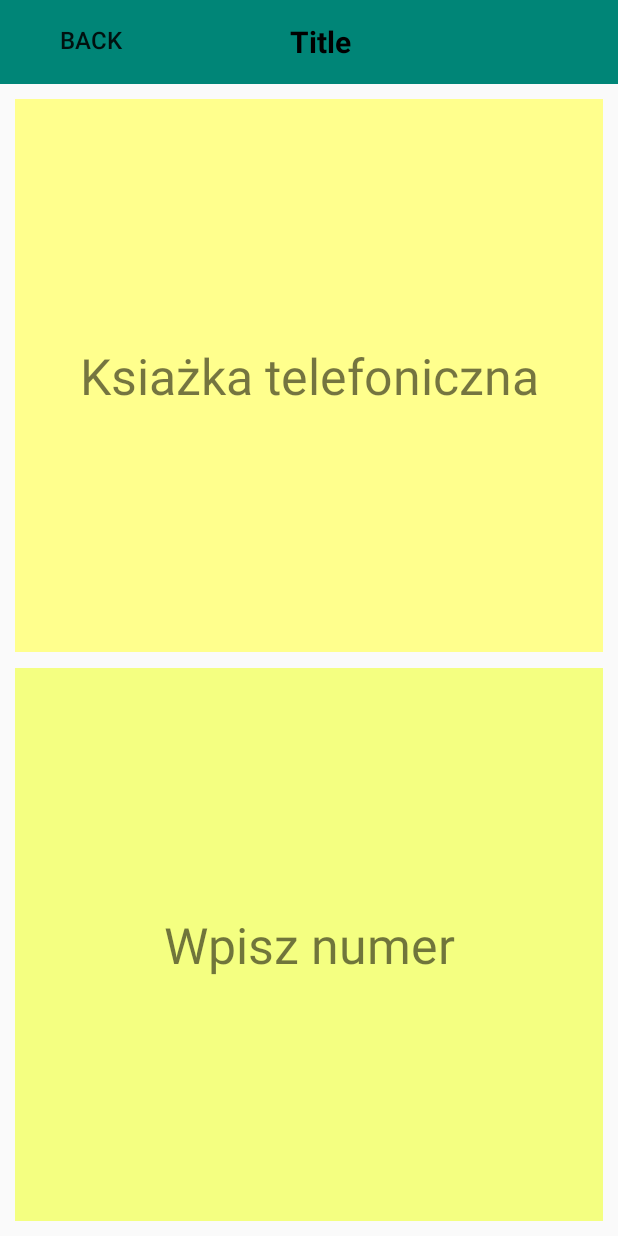
After one commit to noriiOla/AppForSeniors, an Android app: the ContactTypeActivity screen opened directly, with no data from a screen before it, on a phone screen of 412 x 824 dp. The commit adds this screen. Run offline under Robolectric (Android 15) with nearby library versions, the phone set to English and light mode, and no system bars.

Commit message:
reading contact from phone implemented

```diff
--- a/app/src/main/AndroidManifest.xml
+++ b/app/src/main/AndroidManifest.xml
@@ -1,6 +1,7 @@
 <?xml version="1.0" encoding="utf-8"?>
 <manifest xmlns:android="http://schemas.android.com/apk/res/android"
     package="com.example.olastandard.appforseniors">
+    <uses-permission android:name="android.permission.READ_CONTACTS" />
 
     <application
         android:allowBackup="true"
@@ -17,7 +18,9 @@
                 <category android:name="android.intent.category.LAUNCHER" />
             </intent-filter>
         </activity>
-        <activity android:name=".ExampleActivity"></activity>
+        <activity android:name=".ExampleActivity" />
+        <activity android:name=".Contacts.ContactTypeActivity" />
+        <activity android:name=".Contacts.ContactListActivity"></activity>
     </application>
 
 </manifest>
--- /dev/null
+++ b/app/src/main/java/com/example/olastandard/appforseniors/Contacts/ContactTypeActivity.java
@@ -0,0 +1,33 @@
+package com.example.olastandard.appforseniors.Contacts;
+
+import android.content.Intent;
+import android.os.Bundle;
+import android.view.View;
+import android.widget.LinearLayout;
+
+import com.example.olastandard.appforseniors.MainActivity;
+import com.example.olastandard.appforseniors.R;
+
+public class ContactTypeActivity extends MainActivity {
+
+    @Override
+    protected void onCreate(Bundle savedInstanceState) {
+        super.onCreate(savedInstanceState);
+        initAddlayout(R.layout.activity_contact_type);
+        initToolbar();
+        LinearLayout app_layer = (LinearLayout) findViewById (R.id.go_to_contact);
+        app_layer.setOnClickListener(new View.OnClickListener() {
+            @Override
+            public void onClick(View v) {
+                startActivity(new Intent(v.getContext(), ContactListActivity.class));
+
+            }
+        });
+    }
+
+    private void initToolbar() {
+        showBackButton();
+        hideRightButton();
+        setTitle(R.string.choose_from_contact);
+    }
+}
--- /dev/null
+++ b/app/src/main/res/layout/activity_contact_type.xml
@@ -0,0 +1,55 @@
+<?xml version="1.0" encoding="utf-8"?>
+<android.support.constraint.ConstraintLayout xmlns:android="http://schemas.android.com/apk/res/android"
+    xmlns:app="http://schemas.android.com/apk/res-auto"
+    xmlns:tools="http://schemas.android.com/tools"
+    android:layout_width="match_parent"
+    android:layout_height="match_parent"
+    tools:context=".Contacts.ContactTypeActivity">
+    <LinearLayout
+        xmlns:android="http://schemas.android.com/apk/res/android"
+        android:layout_width="match_parent"
+        android:layout_height="match_parent"
+        android:orientation="vertical"
+        android:weightSum="2"
+        android:padding="10dp">
+
+        <LinearLayout
+            android:layout_width="match_parent"
+            android:layout_height="match_parent"
+            android:layout_weight="1"
+            android:orientation="vertical"
+            android:background="#FFFF8D"
+            android:gravity="center"
+            android:layout_marginBottom="5dp"
+            android:id="@+id/go_to_contact">
+
+            <TextView
+                android:id="@+id/textContact"
+                android:layout_width="match_parent"
+                android:layout_height="wrap_content"
+                android:gravity="center"
+                android:textSize="33dp"
+                android:text="@string/choose_from_contact" />
+        </LinearLayout>
+
+        <LinearLayout
+            android:layout_width="match_parent"
+            android:layout_height="match_parent"
+            android:layout_weight="1"
+            android:orientation="vertical"
+            android:background="#F4FF81"
+            android:gravity="center"
+            android:id="@+id/go_to_numeric_keyboard"
+            android:layout_marginTop="5dp">
+
+            <TextView
+                android:id="@+id/textNumberKeyboard"
+                android:layout_width="match_parent"
+                android:layout_height="wrap_content"
+                android:gravity="center"
+                android:textSize="33dp"
+                android:text="@string/write_number" />
+        </LinearLayout>
+
+    </LinearLayout>
+</android.support.constraint.ConstraintLayout>
--- a/app/src/main/res/values/strings.xml
+++ b/app/src/main/res/values/strings.xml
@@ -15,4 +15,7 @@
     <string name="notes">NOTATKI</string>
     <string name="web">INTERNET</string>
 
+    <string name="write_number">Wpisz numer</string>
+    <string name="choose_from_contact">Ksiażka telefoniczna</string>
+    <string name="choose_number">Sposób wybory numeru</string>
 </resources>
```
Also changed, not shown: app/src/main/java/com/example/olastandard/appforseniors/Contacts/ContactListActivity.java (added, +64 -0 lines), app/src/main/java/com/example/olastandard/appforseniors/ManuActivity.java (+8 -2 lines), app/src/main/res/layout/activity_choose_or_write_number.xml (added, +48 -0 lines), app/src/main/res/layout/activity_list_contact.xml (added, +9 -0 lines).
